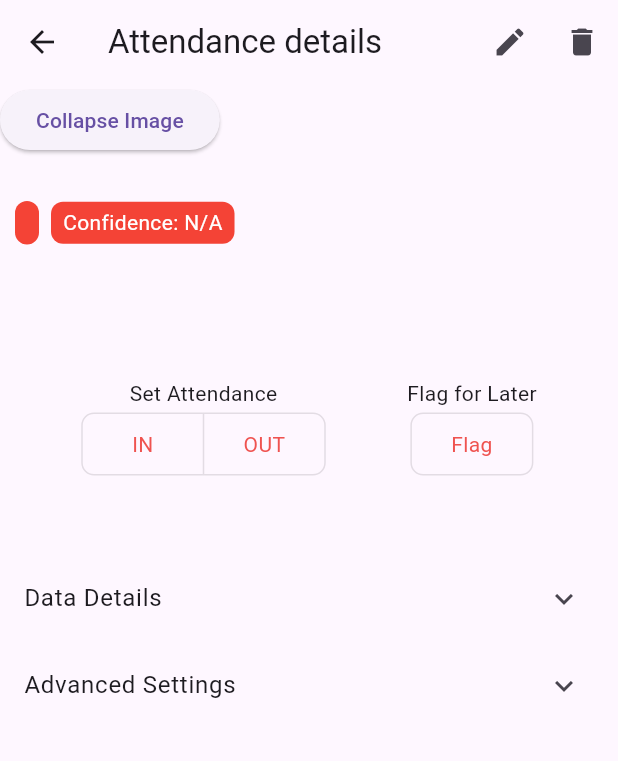
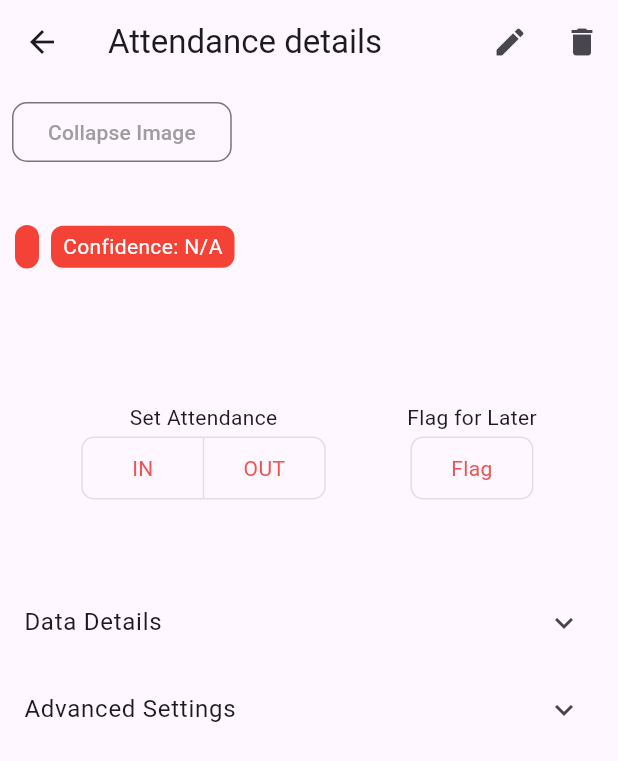
Before and after one commit to earlsab/here, a Flutter app: the ItemDetails screen opened directly with empty values, on a phone screen of 412 x 824 dp. Shown: the top 761 px of the screen. Run offline on Flutter 3.47's test engine with Material 3 defaults, Android fonts, the light colour scheme and no system bars; our stand-ins replace camera, cloud_firestore, firebase_auth, firebase_core, firebase_storage, fluttertoast and 3 more; missing offline and left inert: google_mlkit_commons, google_mlkit_face_detection; accounts and stored records are empty.

Commit message:
cleaned up ui

```diff
--- a/lib/screens/reusable-pages/details_item.dart
+++ b/lib/screens/reusable-pages/details_item.dart
@@ -87,16 +87,36 @@ class _ItemDetailsState extends State<ItemDetails> {
                       children: [
                         // ...
 
-                        ElevatedButton(
+                        Padding(
+                          padding: const EdgeInsets.all(8.0),
+                          child: OutlinedButton(
                             onPressed: () {
                               setState(() {
                                 isImageVisible =
                                     !isImageVisible; // Toggle the image visibility
                               });
                             },
-                          child: Text(isImageVisible
+                            style: ButtonStyle(
+                              foregroundColor: MaterialStateProperty.all<Color>(
+                                  Colors.grey), // Set text color to black
+                              overlayColor: MaterialStateProperty.all<Color>(
+                                  Colors.white), // Set overlay color to white
+                              shape: MaterialStateProperty.all<OutlinedBorder>(
+                                RoundedRectangleBorder(
+                                  borderRadius: BorderRadius.circular(
+                                      10), // Set border radius to 0 for square shape
+                                ),
+                              ),
+                            ),
+                            child: Text(
+                              isImageVisible
                                   ? 'Collapse Image'
-                              : 'Expand Image'), // Change button text based on image visibility
+                                  : 'Expand Image',
+                              style: TextStyle(
+                                  color:
+                                      Colors.grey), // Set text color to black
+                            ), // Change button text based on image visibility
+                          ),
                         ),
                       ],
                     ),
@@ -117,8 +137,8 @@ class _ItemDetailsState extends State<ItemDetails> {
                                 width: MediaQuery.of(context).size.width - 20,
                                 height:
                                     ((MediaQuery.of(context).size.width - 20) *
-                                            4) /
-                                        3,
+                                            9) /
+                                        8,
                               ),
                             )
                           : Container(),
@@ -601,7 +621,7 @@ class _ItemDetailsState extends State<ItemDetails> {
                           ),
                           ListTile(
                             title: Text(
-                              'Delete User',
+                              'Delete User in AWS Collection',
                               style: TextStyle(color: Colors.red),
                             ),
                             onTap: () {
@@ -618,7 +638,7 @@ class _ItemDetailsState extends State<ItemDetails> {
                           ),
                           ListTile(
                             title: Text(
-                              'Delete Matched User',
+                              'Delete Matched User in AWS Collection',
                               style: TextStyle(color: Colors.red),
                             ),
                             onTap: () {
@@ -635,7 +655,7 @@ class _ItemDetailsState extends State<ItemDetails> {
                           ),
                           ListTile(
                             title: Text(
-                              'Delete Collection',
+                              'Delete Collection in AWS Collection',
                               style: TextStyle(color: Colors.red),
                             ),
                             onTap: () {
```
Lines whose indentation alone changed are shown as unchanged.
